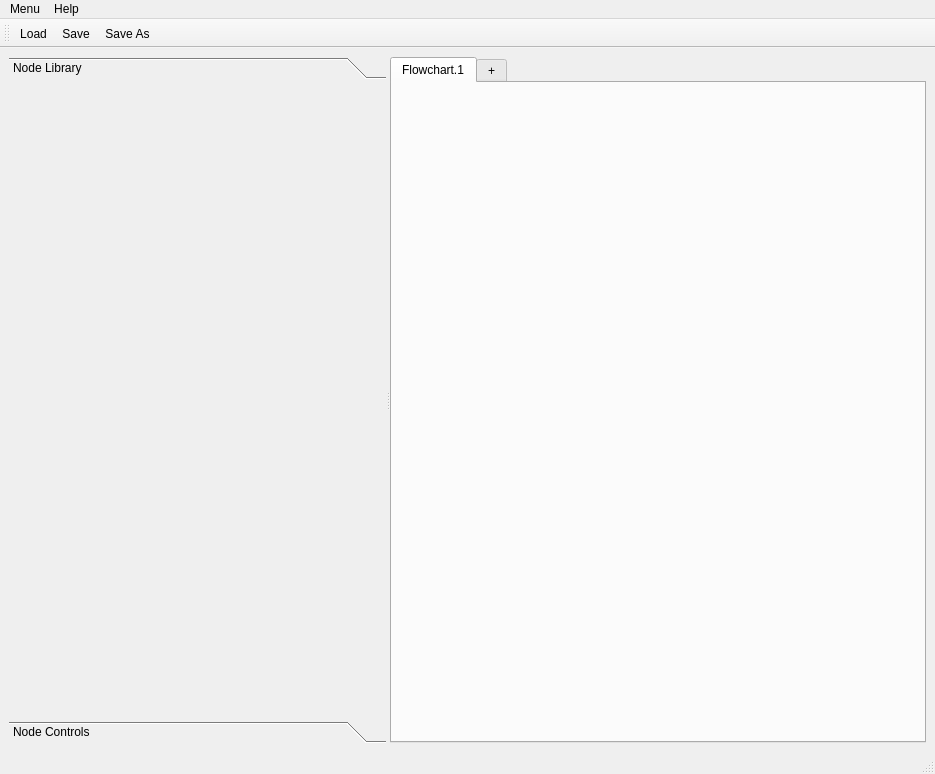
Above: mainwindow.ui from cdd1969/pygwa before the change. Below: the same form after it.
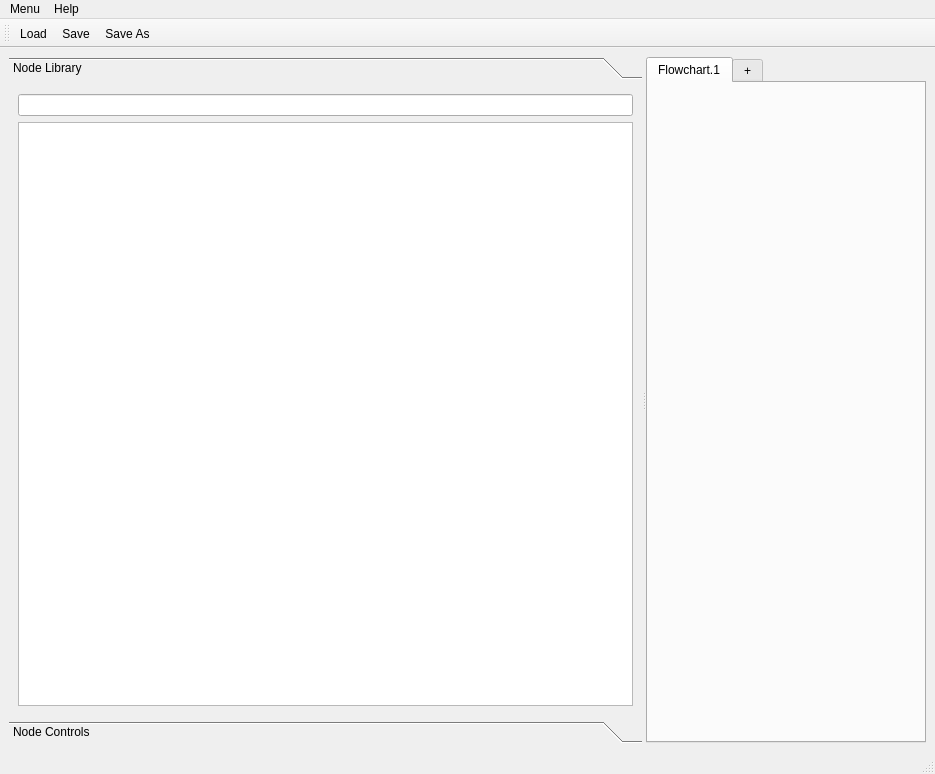
That is the form after the change. The open tabs and pages were chosen to show the change.

Commit message:
Some UI changes and documentation - add Node selection QLineEdit and QTreeWidget with interactions
@ to do: - enable Drop Event on the flowchart canvas

What changed in the file:
```diff
--- a/mainwindow.ui
+++ b/mainwindow.ui
@@ -22,7 +22,7 @@
       </property>
       <widget class="QToolBox" name="toolBox">
        <property name="sizePolicy">
-        <sizepolicy hsizetype="Minimum" vsizetype="Preferred">
+        <sizepolicy hsizetype="Preferred" vsizetype="Preferred">
          <horstretch>0</horstretch>
          <verstretch>0</verstretch>
         </sizepolicy>
@@ -63,6 +63,45 @@
         <attribute name="label">
          <string>Node Library</string>
         </attribute>
+        <layout class="QVBoxLayout" name="verticalLayout">
+         <item>
+          <widget class="QLineEdit" name="lineEdit_nodeSelect">
+           <property name="toolTip">
+            <string>Quick Node selection. Type Node name</string>
+           </property>
+           <property name="statusTip">
+            <string>Quick Node selection. Type Node name</string>
+           </property>
+           <property name="frame">
+            <bool>true</bool>
+           </property>
+           <property name="clearButtonEnabled">
+            <bool>true</bool>
+           </property>
+          </widget>
+         </item>
+         <item>
+          <widget class="QTreeWidget" name="treeWidget">
+           <property name="dragEnabled">
+            <bool>true</bool>
+           </property>
+           <property name="dragDropMode">
+            <enum>QAbstractItemView::DragOnly</enum>
+           </property>
+           <property name="rootIsDecorated">
+            <bool>true</bool>
+           </property>
+           <attribute name="headerVisible">
+            <bool>false</bool>
+           </attribute>
+           <column>
+            <property name="text">
+             <string>Node Library Tree</string>
+            </property>
+           </column>
+          </widget>
+         </item>
+        </layout>
        </widget>
        <widget class="QWidget" name="page_2">
         <property name="geometry">
```
Left out of the diff: 2 changed lines with no effect on the pictures. The commit also changes 15 other files.
